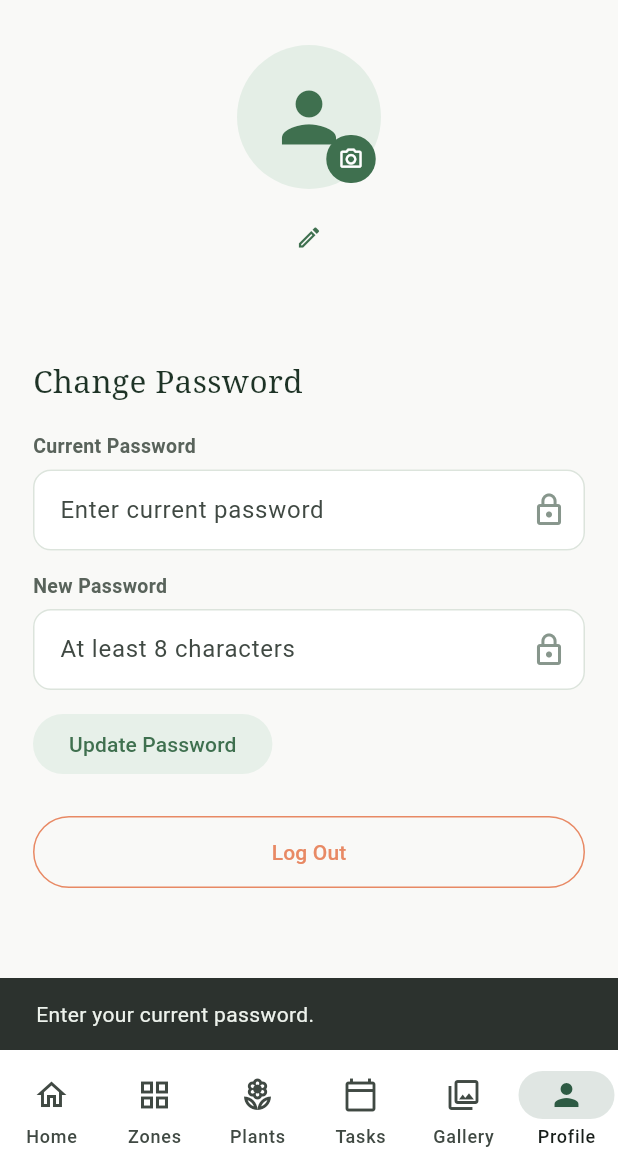
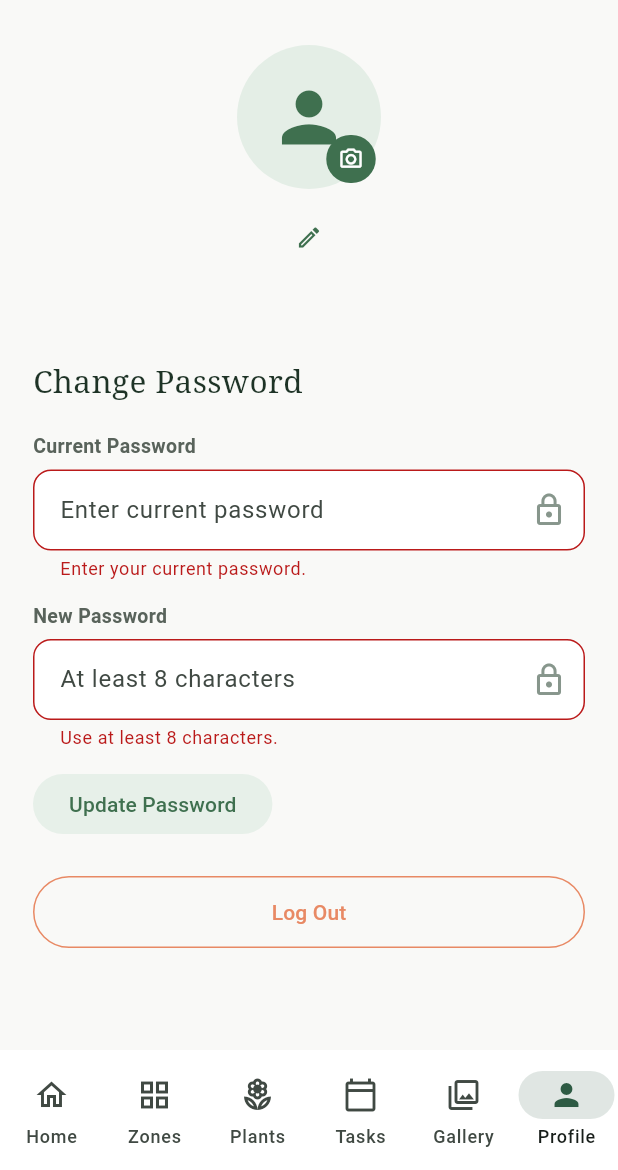
Before and after one commit to marianastahiv-hub/garden_planner, a Flutter app: the screen it shows once a user with an empty profile is signed in, item 6 of the bottom bar chosen, after a tap on "Update Password", on a phone screen of 412 x 824 dp, the part 66-1236 px from its top. Run offline on Flutter 3.47's test engine with Material 3 defaults, Android fonts, the phone set to English and light mode, and no system bars; our stand-ins replace firebase_analytics, firebase_auth, firebase_core, firebase_crashlytics; accounts and stored records are empty.

Commit message:
update profile

```diff
--- a/lib/screens/profile_screen.dart
+++ b/lib/screens/profile_screen.dart
@@ -33,6 +33,7 @@ class ProfileScreen extends StatefulWidget {
 }
 
 class _ProfileScreenState extends State<ProfileScreen> {
+  final _passwordFormKey = GlobalKey<FormState>();
   final _current = TextEditingController();
   final _next = TextEditingController();
   bool _hideCurrent = true;
@@ -121,10 +122,7 @@ class _ProfileScreenState extends State<ProfileScreen> {
   }
 
   Future<void> _changePassword() async {
-    if (_current.text.isEmpty || _next.text.length < 8) {
-      _message(_current.text.isEmpty ? 'Enter your current password.' : 'New password must have at least 8 characters.');
-      return;
-    }
+    if (!_passwordFormKey.currentState!.validate()) return;
     setState(() => _isSavingPassword = true);
     try {
       await widget.onPasswordChanged(_current.text, _next.text);
@@ -205,11 +203,19 @@ class _ProfileScreenState extends State<ProfileScreen> {
                 const SizedBox(height: 38),
                 const Text('Change Password', style: TextStyle(fontFamily: 'Serif', fontSize: 21, color: _ink)),
                 const SizedBox(height: 18),
+                Form(
+                  key: _passwordFormKey,
+                  child: Column(
+                    crossAxisAlignment: CrossAxisAlignment.start,
+                    children: [
                 const _FieldLabel('Current Password'),
                 const SizedBox(height: 6),
-                TextField(
+                TextFormField(
                   controller: _current,
                   obscureText: _hideCurrent,
+                  validator: (value) => value == null || value.isEmpty
+                      ? 'Enter your current password.'
+                      : null,
                   decoration: _decoration('Enter current password').copyWith(
                     suffixIcon: IconButton(onPressed: () => setState(() => _hideCurrent = !_hideCurrent), icon: Icon(_hideCurrent ? Icons.lock_outline : Icons.lock_open_outlined, color: const Color(0xFF87968C))),
                   ),
@@ -217,11 +223,17 @@ class _ProfileScreenState extends State<ProfileScreen> {
                 const SizedBox(height: 14),
                 const _FieldLabel('New Password'),
                 const SizedBox(height: 6),
-                TextField(
+                TextFormField(
                   controller: _next,
                   obscureText: _hideNext,
+                  validator: (value) => value == null || value.length < 8
+                      ? 'Use at least 8 characters.'
+                      : null,
                   decoration: _decoration('At least 8 characters').copyWith(
                     suffixIcon: IconButton(onPressed: () => setState(() => _hideNext = !_hideNext), icon: Icon(_hideNext ? Icons.lock_outline : Icons.lock_open_outlined, color: const Color(0xFF87968C))),
+                  ),
+                ),
+                    ],
                   ),
                 ),
                 const SizedBox(height: 12),
```
